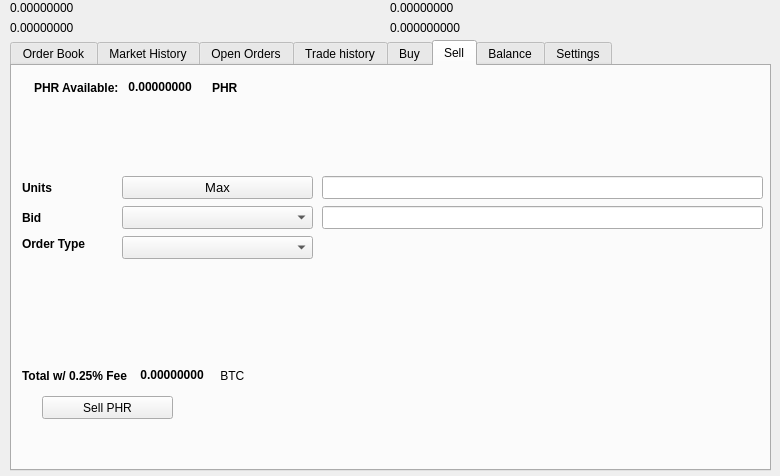
First picture: the form in src/qt/forms/tradingdialog.ui, repository nodecircle/NodeCircle, before the edit.
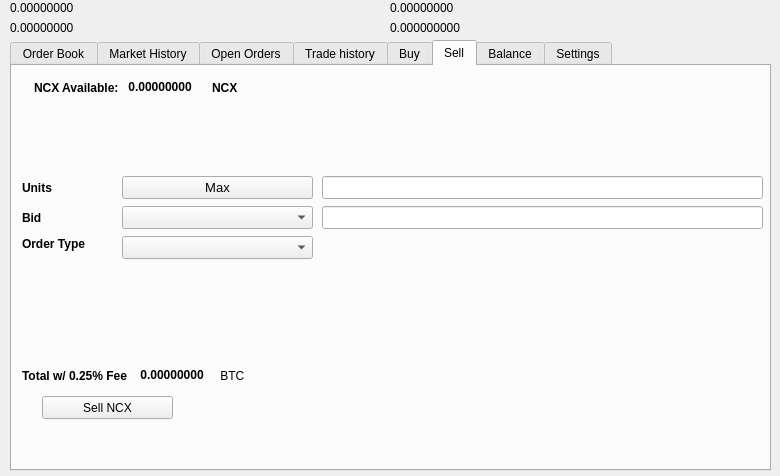
Second picture: the form after the edit. The open tabs and pages were chosen to show the change. Icons and pictures are not drawn.

Diff of the .ui file:
```diff
--- a/src/qt/forms/tradingdialog.ui
+++ b/src/qt/forms/tradingdialog.ui
@@ -1751,7 +1751,7 @@
       </rect>
      </property>
      <property name="text">
-      <string>Sell PHR</string>
+      <string>Sell NCX</string>
      </property>
      <property name="icon">
       <iconset resource="../nodecircle">
@@ -1777,7 +1777,7 @@
          </font>
         </property>
         <property name="text">
-         <string>PHR Available:</string>
+         <string>NCX Available:</string>
         </property>
        </widget>
       </item>
@@ -2221,7 +2221,7 @@
          </font>
         </property>
         <property name="text">
-         <string>PHR</string>
+         <string>NCX</string>
         </property>
        </widget>
       </item>
```
Left out of the diff: 34 changed lines with no effect on the pictures.
